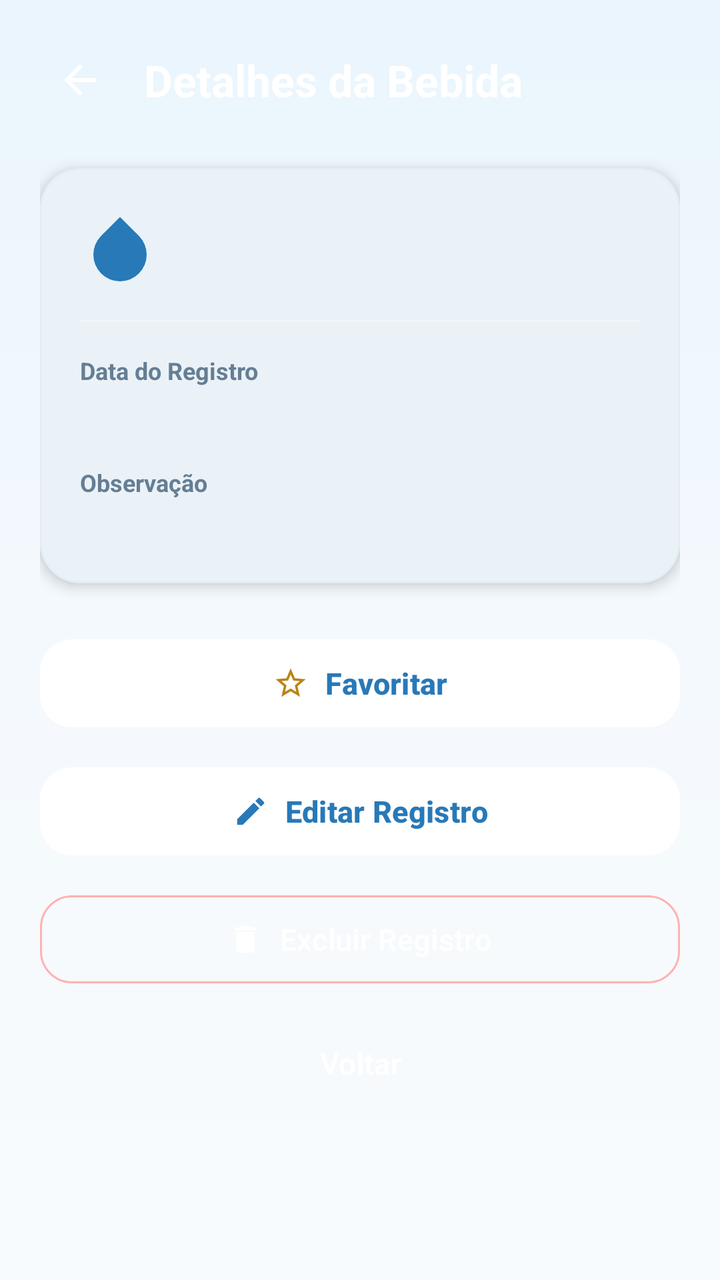
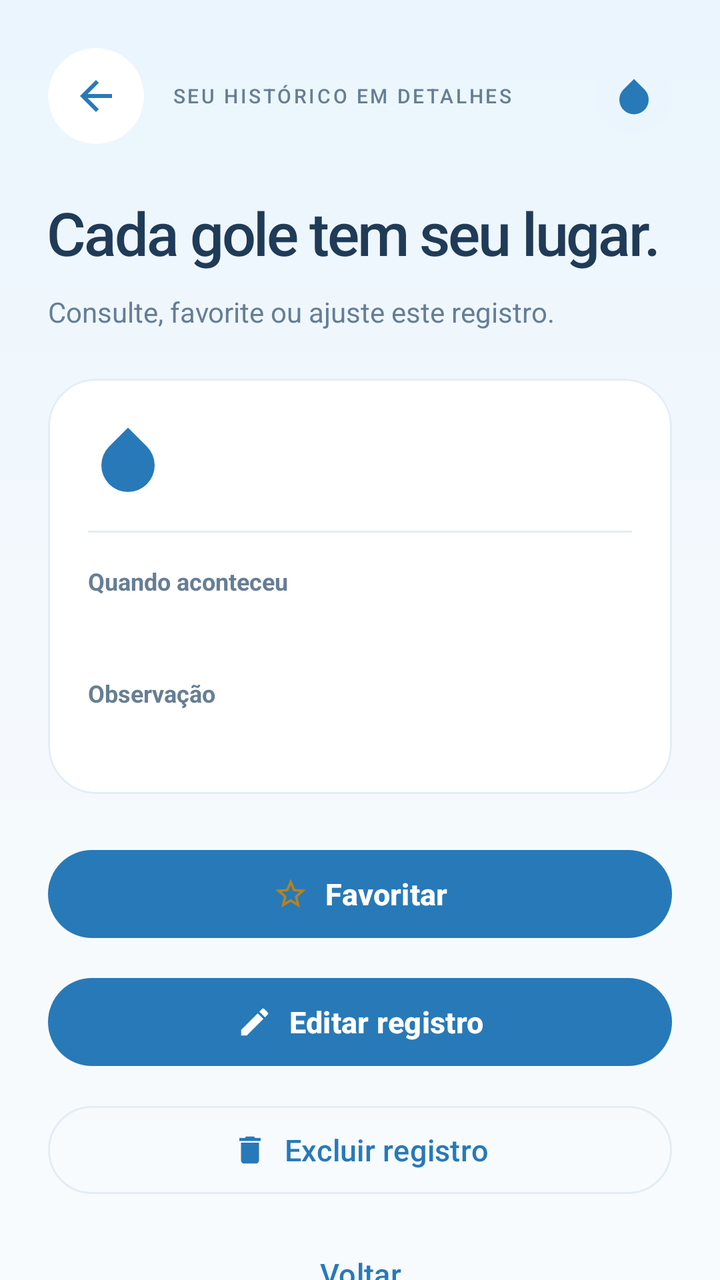

Two renders of the same Android screen: before a commit and after it. Below are the layout's source before the change and the commit's diff.
<!-- AndroidManifest.xml: application theme Theme.Hidratapp -->
<!-- res/layout/activity_detalhe_bebida.xml -->
<?xml version="1.0" encoding="utf-8"?>
<ScrollView xmlns:android="http://schemas.android.com/apk/res/android"
    xmlns:app="http://schemas.android.com/apk/res-auto"
    android:id="@+id/main"
    android:layout_width="match_parent"
    android:layout_height="match_parent"
    android:fillViewport="true"
    android:background="@drawable/bg_wizard_gradient">

    <LinearLayout
        android:layout_width="match_parent"
        android:layout_height="wrap_content"
        android:orientation="vertical"
        android:padding="20dp">

        
        <LinearLayout
            android:layout_width="match_parent"
            android:layout_height="wrap_content"
            android:gravity="center_vertical"
            android:orientation="horizontal"
            android:layout_marginBottom="24dp">

            <ImageButton
                android:id="@+id/btnHeaderVoltar"
                android:layout_width="40dp"
                android:layout_height="40dp"
                android:background="?attr/selectableItemBackgroundBorderless"
                android:contentDescription="Voltar"
                android:src="@drawable/ic_arrow_back"
                app:tint="@color/white" />

            <TextView
                android:layout_width="wrap_content"
                android:layout_height="wrap_content"
                android:layout_marginStart="12dp"
                android:text="Detalhes da Bebida"
                android:textColor="@color/white"
                android:textSize="22sp"
                android:textStyle="bold" />
        </LinearLayout>

        
        <com.google.android.material.card.MaterialCardView
            android:layout_width="match_parent"
            android:layout_height="wrap_content"
            android:layout_marginBottom="24dp"
            app:cardCornerRadius="20dp"
            app:cardElevation="4dp"
            app:cardBackgroundColor="@color/white">

            <LinearLayout
                android:layout_width="match_parent"
                android:layout_height="wrap_content"
                android:orientation="vertical"
                android:padding="20dp">

                <LinearLayout
                    android:layout_width="match_parent"
                    android:layout_height="wrap_content"
                    android:gravity="center_vertical"
                    android:orientation="horizontal">

                    <ImageView
                        android:layout_width="40dp"
                        android:layout_height="40dp"
                        android:contentDescription="Bebida"
                        android:src="@drawable/ic_water_drop"
                        app:tint="@color/teal_primary" />

                    <TextView
                        android:id="@+id/tvDetalheNome"
                        android:layout_width="match_parent"
                        android:layout_height="wrap_content"
                        android:layout_marginStart="12dp"
                        android:textColor="@color/teal_primary"
                        android:textSize="22sp"
                        android:textStyle="bold" />
                </LinearLayout>

                <View
                    android:layout_width="match_parent"
                    android:layout_height="1dp"
                    android:layout_marginVertical="16dp"
                    android:background="#F1F5F9" />

                <TextView
                    android:layout_width="wrap_content"
                    android:layout_height="wrap_content"
                    android:text="Data do Registro"
                    android:textColor="@color/text_secondary"
                    android:textSize="12sp"
                    android:textStyle="bold" />

                <TextView
                    android:id="@+id/tvDetalheInfo"
                    android:layout_width="match_parent"
                    android:layout_height="wrap_content"
                    android:layout_marginTop="2dp"
                    android:textColor="@color/text_primary"
                    android:textSize="16sp" />

                <TextView
                    android:layout_width="wrap_content"
                    android:layout_height="wrap_content"
                    android:layout_marginTop="16dp"
                    android:text="Observação"
                    android:textColor="@color/text_secondary"
                    android:textSize="12sp"
                    android:textStyle="bold" />

                <TextView
                    android:id="@+id/tvDetalheObservacao"
                    android:layout_width="match_parent"
                    android:layout_height="wrap_content"
                    android:layout_marginTop="2dp"
                    android:textColor="@color/text_primary"
                    android:textSize="15sp" />

            </LinearLayout>
        </com.google.android.material.card.MaterialCardView>

        
        <com.google.android.material.button.MaterialButton
            android:id="@+id/btnFavorito"
            android:layout_width="match_parent"
            android:layout_height="52dp"
            android:layout_marginBottom="12dp"
            android:text="Favoritar"
            android:textColor="@color/teal_primary"
            android:textSize="15sp"
            android:textStyle="bold"
            app:backgroundTint="@color/white"
            app:cornerRadius="16dp"
            app:icon="@drawable/ic_star_border"
            app:iconGravity="textStart"
            app:iconPadding="8dp"
            app:iconTint="@color/star_gold" />

        <com.google.android.material.button.MaterialButton
            android:id="@+id/btnEditar"
            android:layout_width="match_parent"
            android:layout_height="52dp"
            android:layout_marginBottom="12dp"
            android:text="Editar Registro"
            android:textColor="@color/teal_primary"
            android:textSize="15sp"
            android:textStyle="bold"
            app:backgroundTint="@color/white"
            app:cornerRadius="16dp"
            app:icon="@drawable/ic_edit"
            app:iconGravity="textStart"
            app:iconPadding="8dp"
            app:iconTint="@color/teal_primary" />

        <com.google.android.material.button.MaterialButton
            android:id="@+id/btnExcluir"
            style="@style/Widget.Material3.Button.OutlinedButton"
            android:layout_width="match_parent"
            android:layout_height="52dp"
            android:layout_marginBottom="12dp"
            android:text="Excluir Registro"
            android:textColor="@color/white"
            android:textSize="15sp"
            app:strokeColor="#FEB2B2"
            app:cornerRadius="16dp"
            app:icon="@drawable/ic_delete"
            app:iconGravity="textStart"
            app:iconPadding="8dp"
            app:iconTint="@color/white" />

        <com.google.android.material.button.MaterialButton
            android:id="@+id/btnVoltar"
            style="@style/Widget.Material3.Button.TextButton"
            android:layout_width="match_parent"
            android:layout_height="48dp"
            android:text="Voltar"
            android:textColor="@color/white"
            android:textSize="15sp" />

    </LinearLayout>
</ScrollView>
<!-- resources referenced by this layout -->
<resources>
  <color name="star_gold">#B98318</color>
  <color name="teal_primary">#2879B8</color>
  <color name="text_primary">#203B57</color>
  <color name="text_secondary">#667E94</color>
  <color name="white">#FFFFFF</color>
  <!-- drawable bg_wizard_gradient (drawable) -->
  <shape xmlns:android="http://schemas.android.com/apk/res/android"><gradient android:angle="270" android:startColor="#EAF5FD" android:centerColor="#F4F9FD" android:endColor="#F8FBFD" /></shape>
  <!-- drawable ic_arrow_back (drawable) -->
  <vector xmlns:android="http://schemas.android.com/apk/res/android"
      android:width="24dp"
      android:height="24dp"
      android:viewportWidth="24"
      android:viewportHeight="24">
    <path
        android:fillColor="@color/teal_primary"
        android:pathData="M20,11H7.83l5.59,-5.59L12,4l-8,8 8,8 1.41,-1.41L7.83,13H20v-2z"/>
  </vector>
  <!-- drawable ic_delete (drawable) -->
  <vector xmlns:android="http://schemas.android.com/apk/res/android"
      android:width="24dp"
      android:height="24dp"
      android:viewportWidth="24"
      android:viewportHeight="24">
    <path
        android:fillColor="@color/alert_text"
        android:pathData="M6,19c0,1.1 0.9,2 2,2h8c1.1,0 2,-0.9 2,-2V7H6v12zM19,4h-3.5l-1,-1h-5l-1,1H5v2h14V4z"/>
  </vector>
  <!-- drawable ic_edit (drawable) -->
  <vector xmlns:android="http://schemas.android.com/apk/res/android"
      android:width="24dp"
      android:height="24dp"
      android:viewportWidth="24"
      android:viewportHeight="24">
    <path
        android:fillColor="@color/teal_primary"
        android:pathData="M3,17.25V21h3.75L17.81,9.94l-3.75,-3.75L3,17.25zM20.71,7.04c0.39,-0.39 0.39,-1.02 0,-1.41l-2.34,-2.34c-0.39,-0.39 -1.02,-0.39 -1.41,0l-1.83,1.83 3.75,3.75 1.83,-1.83z"/>
  </vector>
  <!-- drawable ic_water_drop (drawable) -->
  <vector xmlns:android="http://schemas.android.com/apk/res/android"
      android:width="24dp"
      android:height="24dp"
      android:viewportWidth="24"
      android:viewportHeight="24">
    <path
        android:fillColor="@color/teal_primary"
        android:pathData="M12,2.69l5.66,5.66a8,8 0,1 1,-11.31 0z"/>
  </vector>
  <style name="Theme.Hidratapp" parent="Base.Theme.Hidratapp" />
  <color name="alert_text">#985421</color>
  <color name="blue_primary">#2879B8</color>
  <color name="blue_light">#EAF5FD</color>
  <color name="blue_dark_text">#203B57</color>
  <color name="aqua">#218578</color>
  <color name="mint">#E2F3EE</color>
  <color name="wellness_bg">#F4F9FD</color>
  <style name="Widget.Hidratapp.Button" parent="Widget.Material3.Button">
          <item name="cornerRadius">20dp</item><item name="android:textAllCaps">false</item>
          <item name="android:textSize">15sp</item><item name="android:fontFamily">sans-serif-medium</item>
          <item name="android:insetTop">4dp</item><item name="android:insetBottom">4dp</item>
          <item name="android:minHeight">52dp</item><item name="elevation">0dp</item>
      </style>
  <style name="Widget.Hidratapp.Card" parent="Widget.Material3.CardView.Elevated">
          <item name="cardCornerRadius">24dp</item><item name="cardElevation">0dp</item>
          <item name="strokeWidth">1dp</item><item name="strokeColor">@color/line_soft</item>
          <item name="cardBackgroundColor">@color/white</item>
      </style>
  <color name="line_soft">#E3EDF5</color>
  <!-- unchanged entries left out for length: 2 -->
</resources>

<!-- the commit's change to res/layout/activity_detalhe_bebida.xml (unified diff, before → after) -->
@@ -1,73 +1,99 @@
 <?xml version="1.0" encoding="utf-8"?>
-<ScrollView xmlns:android="http://schemas.android.com/apk/res/android"
+<ScrollView
+    xmlns:android="http://schemas.android.com/apk/res/android"
     xmlns:app="http://schemas.android.com/apk/res-auto"
     android:id="@+id/main"
     android:layout_width="match_parent"
     android:layout_height="match_parent"
     android:fillViewport="true"
-    android:background="@drawable/bg_wizard_gradient">
-
+    android:background="@drawable/bg_wizard_gradient"
+    android:scrollbars="none">
     <LinearLayout
         android:layout_width="match_parent"
         android:layout_height="wrap_content"
         android:orientation="vertical"
-        android:padding="20dp">
-
-        
+        android:padding="24dp">
         <LinearLayout
             android:layout_width="match_parent"
             android:layout_height="wrap_content"
-            android:gravity="center_vertical"
-            android:orientation="horizontal"
+            android:orientation="vertical"
             android:layout_marginBottom="24dp">
-
-            <ImageButton
-                android:id="@+id/btnHeaderVoltar"
-                android:layout_width="40dp"
-                android:layout_height="40dp"
-                android:background="?attr/selectableItemBackgroundBorderless"
-                android:contentDescription="Voltar"
-                android:src="@drawable/ic_arrow_back"
-                app:tint="@color/white" />
-
+            <LinearLayout
+                android:layout_width="match_parent"
+                android:layout_height="48dp"
+                android:orientation="horizontal"
+                android:gravity="center_vertical"
+                android:layout_marginBottom="24dp">
+                <ImageButton
+                    android:id="@+id/btnHeaderVoltar"
+                    android:layout_width="48dp"
+                    android:layout_height="48dp"
+                    android:padding="12dp"
+                    android:background="@drawable/bg_white_round"
+                    android:src="@drawable/ic_arrow_back"
+                    app:tint="@color/blue_primary"
+                    android:contentDescription="Voltar" />
+                <TextView
+                    android:layout_width="0dp"
+                    android:layout_weight="1"
+                    android:layout_height="wrap_content"
+                    android:text="SEU HISTÓRICO EM DETALHES"
+                    android:layout_marginStart="14dp"
+                    android:textColor="@color/text_secondary"
+                    android:textSize="10sp"
+                    android:letterSpacing="0.12"
+                    android:fontFamily="sans-serif-medium" />
+                <ImageView
+                    android:layout_width="38dp"
+                    android:layout_height="38dp"
+                    android:padding="8dp"
+                    android:background="@drawable/bg_soft_blue"
+                    android:src="@drawable/ic_water_drop"
+                    app:tint="@color/blue_primary"
+                    android:importantForAccessibility="no" />
+            </LinearLayout>
             <TextView
-                android:layout_width="wrap_content"
+                android:layout_width="match_parent"
                 android:layout_height="wrap_content"
-                android:layout_marginStart="12dp"
-                android:text="Detalhes da Bebida"
-                android:textColor="@color/white"
-                android:textSize="22sp"
-                android:textStyle="bold" />
+                android:text="Cada gole tem seu lugar."
+                android:textSize="30sp"
+                android:letterSpacing="-0.035"
+                android:textColor="@color/text_primary"
+                android:fontFamily="sans-serif-medium" />
+            <TextView
+                android:layout_width="match_parent"
+                android:layout_height="wrap_content"
+                android:text="Consulte, favorite ou ajuste este registro."
+                android:textSize="14sp"
+                android:textColor="@color/text_secondary"
+                android:lineSpacingExtra="3dp"
+                android:layout_marginTop="10dp" />
         </LinearLayout>
-
-        
         <com.google.android.material.card.MaterialCardView
             android:layout_width="match_parent"
             android:layout_height="wrap_content"
             android:layout_marginBottom="24dp"
-            app:cardCornerRadius="20dp"
-            app:cardElevation="4dp"
-            app:cardBackgroundColor="@color/white">
-
+            app:cardCornerRadius="24dp"
+            app:cardElevation="0dp"
+            app:cardBackgroundColor="@color/white"
+            app:strokeWidth="1dp"
+            app:strokeColor="@color/line_soft">
             <LinearLayout
                 android:layout_width="match_parent"
                 android:layout_height="wrap_content"
                 android:orientation="vertical"
                 android:padding="20dp">
-
                 <LinearLayout
                     android:layout_width="match_parent"
                     android:layout_height="wrap_content"
                     android:gravity="center_vertical"
                     android:orientation="horizontal">
-
                     <ImageView
                         android:layout_width="40dp"
                         android:layout_height="40dp"
                         android:contentDescription="Bebida"
                         android:src="@drawable/ic_water_drop"
                         app:tint="@color/teal_primary" />
-
                     <TextView
                         android:id="@+id/tvDetalheNome"
                         android:layout_width="match_parent"
@@ -75,31 +101,31 @@
                         android:layout_marginStart="12dp"
                         android:textColor="@color/teal_primary"
                         android:textSize="22sp"
-                        android:textStyle="bold" />
+                        android:textStyle="bold"
+                        android:lineSpacingExtra="2dp" />
                 </LinearLayout>
-
                 <View
                     android:layout_width="match_parent"
                     android:layout_height="1dp"
-                    android:layout_marginVertical="16dp"
-                    android:background="#F1F5F9" />
-
+                    android:background="@color/line_soft"
+                    android:layout_marginTop="16dp"
+                    android:layout_marginBottom="16dp" />
                 <TextView
                     android:layout_width="wrap_content"
                     android:layout_height="wrap_content"
-                    android:text="Data do Registro"
+                    android:text="Quando aconteceu"
                     android:textColor="@color/text_secondary"
                     android:textSize="12sp"
-                    android:textStyle="bold" />
-
+                    android:textStyle="bold"
+                    android:lineSpacingExtra="2dp" />
                 <TextView
                     android:id="@+id/tvDetalheInfo"
                     android:layout_width="match_parent"
                     android:layout_height="wrap_content"
                     android:layout_marginTop="2dp"
                     android:textColor="@color/text_primary"
-                    android:textSize="16sp" />
-
+                    android:textSize="16sp"
+                    android:lineSpacingExtra="2dp" />
                 <TextView
                     android:layout_width="wrap_content"
                     android:layout_height="wrap_content"
@@ -107,76 +133,76 @@
                     android:text="Observação"
                     android:textColor="@color/text_secondary"
                     android:textSize="12sp"
-                    android:textStyle="bold" />
-
+                    android:textStyle="bold"
+                    android:lineSpacingExtra="2dp" />
                 <TextView
                     android:id="@+id/tvDetalheObservacao"
                     android:layout_width="match_parent"
                     android:layout_height="wrap_content"
                     android:layout_marginTop="2dp"
                     android:textColor="@color/text_primary"
-                    android:textSize="15sp" />
-
+                    android:textSize="15sp"
+                    android:lineSpacingExtra="2dp" />
             </LinearLayout>
         </com.google.android.material.card.MaterialCardView>
-
-        
         <com.google.android.material.button.MaterialButton
             android:id="@+id/btnFavorito"
             android:layout_width="match_parent"
             android:layout_height="52dp"
             android:layout_marginBottom="12dp"
             android:text="Favoritar"
-            android:textColor="@color/teal_primary"
+            android:textColor="@color/white"
             android:textSize="15sp"
             android:textStyle="bold"
-            app:backgroundTint="@color/white"
-            app:cornerRadius="16dp"
+            app:backgroundTint="@color/blue_primary"
+            app:cornerRadius="22dp"
             app:icon="@drawable/ic_star_border"
             app:iconGravity="textStart"
             app:iconPadding="8dp"
-            app:iconTint="@color/star_gold" />
-
+            app:iconTint="@color/star_gold"
+            android:textAllCaps="false" />
         <com.google.android.material.button.MaterialButton
             android:id="@+id/btnEditar"
             android:layout_width="match_parent"
             android:layout_height="52dp"
             android:layout_marginBottom="12dp"
-            android:text="Editar Registro"
-            android:textColor="@color/teal_primary"
+            android:text="Editar registro"
+            android:textColor="@color/white"
             android:textSize="15sp"
             android:textStyle="bold"
-            app:backgroundTint="@color/white"
-            app:cornerRadius="16dp"
+            app:backgroundTint="@color/blue_primary"
+            app:cornerRadius="22dp"
             app:icon="@drawable/ic_edit"
             app:iconGravity="textStart"
             app:iconPadding="8dp"
-            app:iconTint="@color/teal_primary" />
-
+            app:iconTint="@color/white"
+            android:textAllCaps="false" />
         <com.google.android.material.button.MaterialButton
             android:id="@+id/btnExcluir"
             style="@style/Widget.Material3.Button.OutlinedButton"
             android:layout_width="match_parent"
             android:layout_height="52dp"
             android:layout_marginBottom="12dp"
-            android:text="Excluir Registro"
-            android:textColor="@color/white"
-            android:textSize="15sp"
-            app:strokeColor="#FEB2B2"
-            app:cornerRadius="16dp"
+            android:text="Excluir registro"
+            android:textColor="@color/blue_primary"
+            android:textSize="15sp"
+            app:strokeColor="@color/line_soft"
+            app:cornerRadius="22dp"
             app:icon="@drawable/ic_delete"
             app:iconGravity="textStart"
             app:iconPadding="8dp"
-            app:iconTint="@color/white" />
-
+            app:iconTint="@color/blue_primary"
+            android:textAllCaps="false" />
         <com.google.android.material.button.MaterialButton
             android:id="@+id/btnVoltar"
             style="@style/Widget.Material3.Button.TextButton"
             android:layout_width="match_parent"
             android:layout_height="48dp"
             android:text="Voltar"
-            android:textColor="@color/white"
-            android:textSize="15sp" />
-
+            android:textColor="@color/blue_primary"
+            android:textSize="15sp"
+            android:textAllCaps="false"
+            app:cornerRadius="22dp"
+            app:strokeColor="@color/line_soft" />
     </LinearLayout>
 </ScrollView>
<!-- resource entries referenced after the edit -->
@@ -5,6 +5,10 @@
   <color name="text_primary">#203B57</color>
   <color name="text_secondary">#667E94</color>
   <color name="white">#FFFFFF</color>
+  <!-- drawable bg_soft_blue (drawable) -->
+  <shape xmlns:android="http://schemas.android.com/apk/res/android"><solid android:color="#EAF5FD"/><corners android:radius="24dp"/></shape>
+  <!-- drawable bg_white_round (drawable) -->
+  <shape xmlns:android="http://schemas.android.com/apk/res/android"><solid android:color="#FFFFFF"/><corners android:radius="24dp"/></shape>
   <!-- drawable bg_wizard_gradient (drawable) -->
   <shape xmlns:android="http://schemas.android.com/apk/res/android"><gradient android:angle="270" android:startColor="#EAF5FD" android:centerColor="#F4F9FD" android:endColor="#F8FBFD" /></shape>
   <!-- drawable ic_arrow_back (drawable) -->
